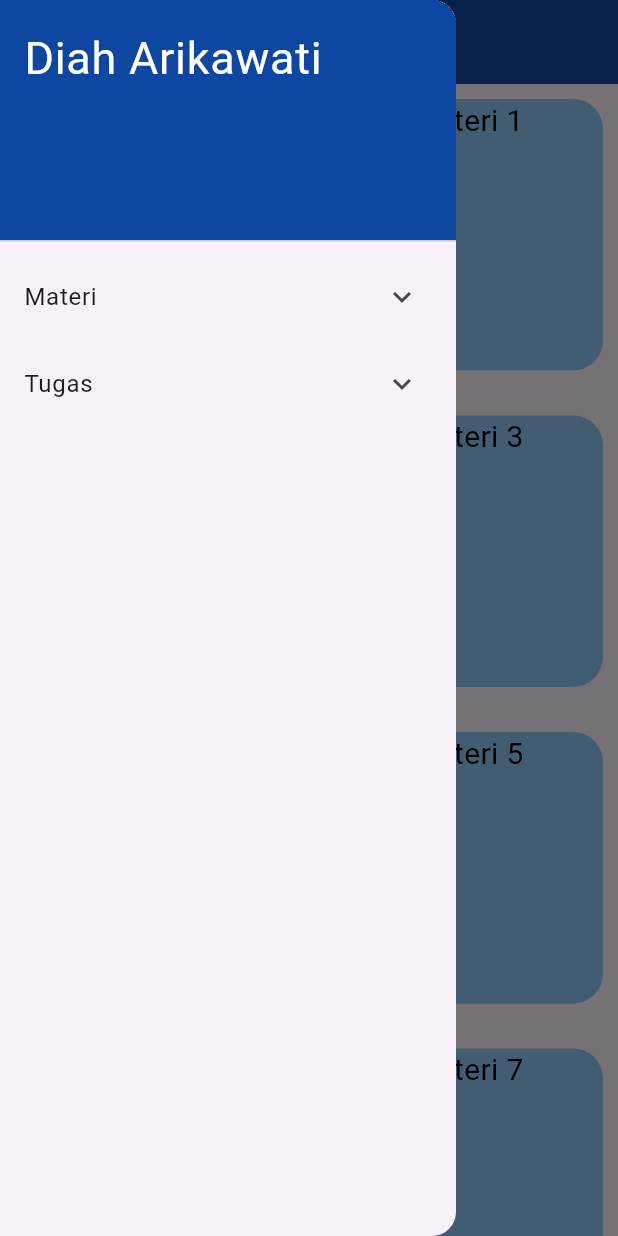
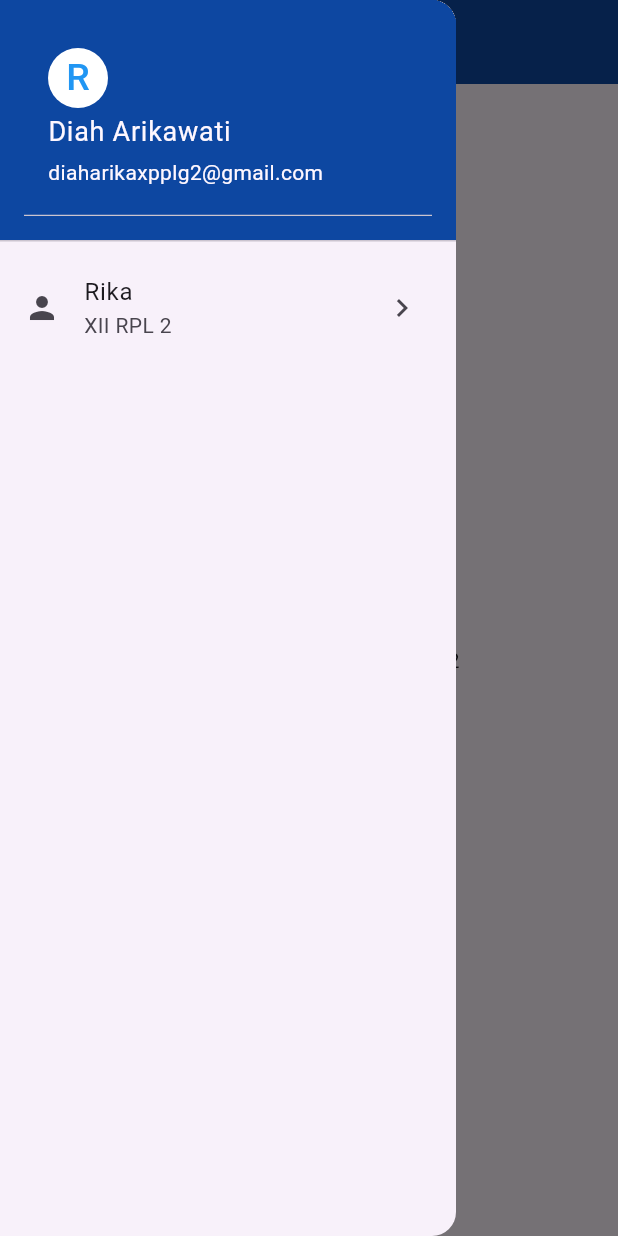
Before and after one commit to diaharika/grouping-navigation-drawer2, a Flutter app: the screen it shows after launch, with the side drawer open, on a phone screen of 412 x 824 dp. Run offline on Flutter 3.47's test engine with Material 3 defaults, Android fonts, the phone set to English and light mode, and no system bars.

Commit message:
UserAccountsDrawerHeader

```diff
--- a/lib/drawer.dart
+++ b/lib/drawer.dart
@@ -16,98 +16,149 @@ class MyHomePage extends StatelessWidget {
         foregroundColor: Colors.white,
       ),
       drawer: buildGroupDrawer(context),
-        body: GridView.count(
-          crossAxisCount: 2,
-          crossAxisSpacing: 10.0,
-          mainAxisSpacing: 10.0,
-          shrinkWrap: true,
-          children: List.generate(10, (index) {
-            return Padding(
-              padding: EdgeInsets.all(10.0),
-              child: Container(
-                height: 5.0,
-                decoration: BoxDecoration(
-                  borderRadius: BorderRadius.circular(20.0),
-                  color: Colors.blue [200],
+      body: Center(
+        child: Text('Pemrograman Mobile $title'),
       ),
-                child: Text('Materi $index',
-                textAlign: TextAlign.center,
-                style:  TextStyle(
-                  color: Colors.black,
-                  fontSize: 20
-                ),
-                  ),
-                )
     );
-          }),
-        ));
+    // body: GridView.count(
+    //   crossAxisCount: 2,
+    //   crossAxisSpacing: 10.0,
+    //   mainAxisSpacing: 10.0,
+    //   shrinkWrap: true,
+    //   children: List.generate(10, (index) {
+    //     return Padding(
+    //         padding: EdgeInsets.all(10.0),
+    //         child: Container(
+    //           height: 5.0,
+    //           decoration: BoxDecoration(
+    //             borderRadius: BorderRadius.circular(20.0),
+    //             color: Colors.blue[200],
+    //           ),
+    //           child: Text('Materi $index',
+    //               textAlign: TextAlign.center,
+    //               style: TextStyle(
+    //                 color: Colors.black,
+    //                 fontSize: 20,
+    //               )),
+    //         ));
+    //   }),
+    // ));
   }
-  Widget buildGroupDrawer (BuildContext context){
+
+  Widget buildGroupDrawer(BuildContext context) {
     return Drawer(
-      child: ListView (
+      child: ListView(
         padding: EdgeInsets.zero,
         children: [
           DrawerHeader(
-            decoration: BoxDecoration (
-              color: Colors.blue [900],
+            decoration: BoxDecoration(color: Colors.blue[900]),
+            child: UserAccountsDrawerHeader(
+              decoration: BoxDecoration(color: Colors.blue[900]
               ),
-            child: Text('Diah Arikawati',
+              accountName: const Text('Diah Arikawati',
               style: TextStyle(
-              color: Colors.white,
-              fontSize: 30,
-            )
+                fontSize: 18.0,
                 ),
               ),
-          ExpansionTile(
-            title: const Text('Materi'),
-            children: [
-              ListTile(
-                title: const Text('Materi 1'),
-                onTap: () {Navigator.pop(context);},
+              accountEmail: const Text('diaharikaxpplg2@gmail.com',
+              ),
+              currentAccountPictureSize: Size.square(40),
+              currentAccountPicture: CircleAvatar(
+                backgroundColor: Colors.white,
+                child: Text('R',
+                style: TextStyle(
+                  fontSize: 25,
+                  color: Colors.blue,
+                ),
+                ),
+
+              ),
+            ),
+          //   child: Text(
+          //     'Diah Arikawati',
+          //     style: TextStyle(
+          //       color: Colors.white,
+          //       fontSize: 30,
+          //     ),
+          //   ),
+          // ),
           ),
           ListTile(
-                title: const Text('Materi 2'),
-                onTap: () {Navigator.pop(context);},
-              ),
-              ListTile(
-                title: const Text('Materi 3'),
-                onTap: () {Navigator.pop(context);},
-              ),
-              ListTile(
-                title: const Text('Materi 4'),
-                onTap: () {Navigator.pop(context);},
-              ),
-               ListTile(
-                title: const Text('Materi 5'),
-                onTap: () {Navigator.pop(context);},
-              ),
-            ]
-          ),
-          ExpansionTile(
-            title: const Text('Tugas'),
-            children: [
-              ListTile(
-                title: const Text('Tugas 1'),
-                onTap: () {Navigator.pop(context);},
-              ),
-              ListTile(
-                title: const Text('Tugas 2'),
-                onTap: () {Navigator.pop(context);},
-              ),
-              ListTile(
-                title: const Text('Tugas 3'),
-                onTap: () {Navigator.pop(context);},
-              ),
-              ListTile(
-                title: const Text('Tugas 4'),
-                onTap: () {Navigator.pop(context);},
-              ),
-               ListTile(
-                title: const Text('Tugas 5'),
-                onTap: () {Navigator.pop(context);},
-              ),
-            ]
+            leading: Icon(Icons.person),
+            title: Text('Rika'),
+            subtitle: Text('XII RPL 2'),
+            trailing: Icon(Icons.chevron_right),
             )
+          // ExpansionTile(
+          //   title: const Text('materi'),
+          //   children: [
+          //     ListTile(
+          //       title: Text('materi 1'),
+          //       onTap: () {
+          //         Navigator.pop(context);
+          //       },
+          //     ),
+          //     ListTile(
+          //       title: Text('materi 2'),
+          //       onTap: () {
+          //         Navigator.pop(context);
+          //       },
+          //     ),
+          //     ListTile(
+          //       title: Text('materi 3'),
+          //       onTap: () {
+          //         Navigator.pop(context);
+          //       },
+          //     ),
+          //     ListTile(
+          //       title: Text('materi 4'),
+          //       onTap: () {
+          //         Navigator.pop(context);
+          //       },
+          //     ),
+          //     ListTile(
+          //       title: Text('materi 5'),
+          //       onTap: () {
+          //         Navigator.pop(context);
+          //       },
+          //     ),
+          //   ],
+          // ),
+          // ExpansionTile(
+          //   title: const Text('Tugas'),
+          //   children: [
+          //     ListTile(
+          //       title: Text('Tugas 1'),
+          //       onTap: () {
+          //         Navigator.pop(context);
+          //       },
+          //     ),
+          //     ListTile(
+          //       title: Text('Tugas 2'),
+          //       onTap: () {
+          //         Navigator.pop(context);
+          //       },
+          //     ),
+          //     ListTile(
+          //       title: Text('Tugas 3'),
+          //       onTap: () {
+          //         Navigator.pop(context);
+          //       },
+          //     ),
+          //     ListTile(
+          //       title: Text('Tugas 4'),
+          //       onTap: () {
+          //         Navigator.pop(context);
+          //       },
+          //     ),
+          //     ListTile(
+          //       title: Text('Tugas 5'),
+          //       onTap: () {
+          //         Navigator.pop(context);
+          //       },
+          //     ),
+          //   ],
+          // ) //memperlebar
         ]
       ),
     );
```
Lines whose indentation alone changed are shown as unchanged.
